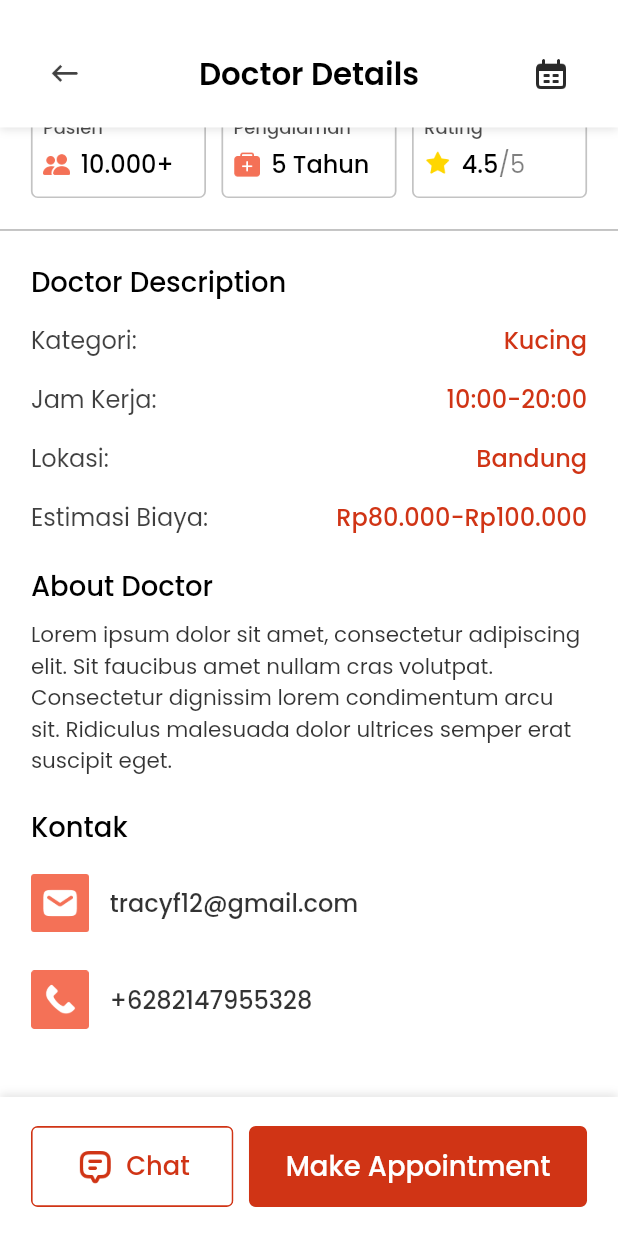
After one commit to favjiw/petscape, a Flutter app: the VetsDetailScreen screen opened directly, scrolled down 487 dp, after a tap on "Chat", on a phone screen of 412 x 824 dp. The commit adds this screen. Run offline on Flutter 3.47's test engine with Material 2 defaults, Android fonts, the phone set to English and light mode, and no system bars; our stand-ins replace flutter_screenutil, google_fonts, hexcolor; network calls fail.

Commit message:
add vets detail screen

```diff
--- a/lib/screens/product/product_detail_screen.dart
+++ b/lib/screens/product/product_detail_screen.dart
@@ -16,32 +16,7 @@ class _ProductDetailScreenState extends State<ProductDetailScreen> {
   @override
   Widget build(BuildContext context) {
     return Scaffold(
-      backgroundColor: neutral,
-      // appBar: PreferredSize(
-      //   preferredSize: Size.fromHeight(66.h),
-      //   child: AppBar(
-      //     primary: true,
-      //     backgroundColor: whitish,
-      //     elevation: 0,
-      //     centerTitle: true,
-      //     leading: IconButton(
-      //       onPressed: () {
-      //         Navigator.pop(context);
-      //       },
-      //       icon: Image.asset("assets/icons/arrow-left-icon.png"),
-      //     ),
-      //     title: Text(
-      //       "Detail Product",
-      //       style: appBarTitle,
-      //     ),
-      //     actions: [
-      //       IconButton(
-      //         onPressed: () {},
-      //         icon: Image.asset("assets/icons/bag-icon.png"),
-      //       ),
-      //     ],
-      //   ),
-      // ),
+      backgroundColor: whitish,
       appBar: PreferredSize(
         preferredSize: Size.fromHeight(66.h),
         child: Container(
--- a/lib/screens/vet/vets_all_screen.dart
+++ b/lib/screens/vet/vets_all_screen.dart
@@ -2,6 +2,7 @@ import 'package:flutter/material.dart';
 import 'package:flutter_screenutil/flutter_screenutil.dart';
 import 'package:hexcolor/hexcolor.dart';
 import 'package:petscape/screens/product/product_detail_screen.dart';
+import 'package:petscape/screens/vet/vets_detail_screen.dart';
 import 'package:petscape/shared/theme.dart';
 import 'package:petscape/widgets/style/boxShadow.dart';
 
@@ -48,7 +49,7 @@ class _VetsAllScreenState extends State<VetsAllScreen> {
               ),
               IconButton(
                   onPressed: () {},
-                  icon: Image.asset("assets/icons/date-icon.png"),
+                  icon: Image.asset("assets/icons/date-icon.png", scale: 4),
               ),
             ],
           ),
@@ -279,7 +280,7 @@ class _VetsAllScreenState extends State<VetsAllScreen> {
                       onPressed: () {
                         Navigator.push(
                           context,
-                          MaterialPageRoute(builder: (context) => const ProductDetailScreen()),
+                          MaterialPageRoute(builder: (context) => const VetsDetailScreen()),
                         );
                       },
                       style: ElevatedButton.styleFrom(
@@ -382,7 +383,7 @@ class _VetsAllScreenState extends State<VetsAllScreen> {
                       onPressed: () {
                         Navigator.push(
                           context,
-                          MaterialPageRoute(builder: (context) => const ProductDetailScreen()),
+                          MaterialPageRoute(builder: (context) => const VetsDetailScreen()),
                         );
                       },
                       style: ElevatedButton.styleFrom(
--- /dev/null
+++ b/lib/screens/vet/vets_detail_screen.dart
@@ -0,0 +1,346 @@
+import 'package:flutter/material.dart';
+import 'package:flutter_screenutil/flutter_screenutil.dart';
+import 'package:hexcolor/hexcolor.dart';
+import 'package:petscape/screens/product/product_detail_screen.dart';
+import 'package:petscape/shared/theme.dart';
+import 'package:petscape/widgets/style/boxShadow.dart';
+
+class VetsDetailScreen extends StatefulWidget {
+  const VetsDetailScreen({Key? key}) : super(key: key);
+
+  @override
+  State<VetsDetailScreen> createState() => _VetsDetailScreenState();
+}
+
+class _VetsDetailScreenState extends State<VetsDetailScreen> {
+  bool _isLoved = false;
+
+  @override
+  Widget build(BuildContext context) {
+    return Scaffold(
+      backgroundColor: whitish,
+      appBar: PreferredSize(
+        preferredSize: Size.fromHeight(66.h),
+        child: Container(
+          decoration: BoxDecoration(
+              color: whitish,
+              boxShadow: [
+                buildPrimaryBoxShadow(),
+              ]
+          ),
+          padding: EdgeInsets.only(
+              top: 20.h,
+              right: 18.w,
+              bottom: 10.h,
+              left: 18.w
+          ),
+          child: Row(
+            mainAxisAlignment: MainAxisAlignment.spaceBetween,
+            crossAxisAlignment: CrossAxisAlignment.center,
+            children: [
+              IconButton(
+                onPressed: () {
+                  Navigator.pop(context);
+                },
+                icon: Image.asset("assets/icons/arrow-left-icon.png"),
+              ),
+              Text(
+                "Doctor Details",
+                style: appBarTitle,
+              ),
+              IconButton(
+                onPressed: () {
+                  print("print");
+                },
+                icon: Image.asset("assets/icons/date-icon.png", scale: 4,),
+              ),
+            ],
+          ),
+        ),
+      ),
+      body: SingleChildScrollView(
+        child: Column(
+          crossAxisAlignment: CrossAxisAlignment.start,
+          children: [
+            Image.network(
+              "https://www.pinnaclecare.com/wp-content/uploads/2017/12/bigstock-African-young-doctor-portrait-28825394.jpg",
+              width: 1.sw,
+              height: 252.h,
+              fit: BoxFit.cover,
+            ),
+            SizedBox(height: 16.h,),
+            Padding(
+              padding: EdgeInsets.symmetric(horizontal: 18.w),
+              child: Column(
+                crossAxisAlignment: CrossAxisAlignment.start,
+                children: [
+                  Row(
+                    crossAxisAlignment: CrossAxisAlignment.center,
+                    mainAxisAlignment: MainAxisAlignment.spaceBetween,
+                    children: [
+                      Text("Dr. Naegha Blak", style: vetDetailName,),
+                      ClipRRect(
+                        borderRadius: BorderRadius.circular(4.r),
+                        child: SizedBox(
+                          width: 36.w,
+                          height: 36.h,
+                          child: OutlinedButton(
+                              onPressed: () {
+                                setState(() {
+                                  _isLoved = true;
+                                });
+                              },
+                              style: OutlinedButton.styleFrom(
+                                padding: EdgeInsets.all(6),
+                                side: BorderSide(
+                                  width: 2.w,
+                                  color: primary,
+                                ),
+                              ),
+                              child: Image.asset(_isLoved == true ? "assets/icons/love-fill-icon.png" : "assets/icons/love-not-fill-icon.png")
+                          ),
+                        ),
+                      ),
+                    ],
+                  ),
+                  SizedBox(height: 2.h,),
+                  Text("Cat Specialist", style: vetDetailJob,),
+                  SizedBox(height: 6.h,),
+                  Text("Margahayu Raya, Bandung, Jawa Barat", style: vetDetailLocation,),
+                  SizedBox(height: 16.h,),
+                  Row(
+                    mainAxisAlignment: MainAxisAlignment.spaceBetween,
+                    children: [
+                      Container(
+                        padding: EdgeInsets.only(top: 4.h, left: 6.w),
+                        width: 102.w,
+                        height: 48.h,
+                        decoration: BoxDecoration(
+                          color: whitish,
+                          borderRadius: BorderRadius.circular(4.r),
+                          border: Border.all(
+                            color: gray,
+                            width: 1.w,
+                          ),
+                        ),
+                        child: Column(
+                          crossAxisAlignment: CrossAxisAlignment.start,
+                          children: [
+                            Text("Pasien", style: vetDetailIDTitle,),
+                            SizedBox(height: 2.h,),
+                            Row(
+                              crossAxisAlignment: CrossAxisAlignment.center,
+                              children: [
+                                Image.asset("assets/icons/people-icon.png", width: 16.w, height: 16.h,),
+                                SizedBox(width: 6.w,),
+                                Text("10.000+", style: vetDetailIDBig,),
+                              ],
+                            ),
+                          ],
+                        ),
+                      ),
+                      Container(
+                        padding: EdgeInsets.only(top: 4.h, left: 6.w),
+                        width: 102.w,
+                        height: 48.h,
+                        decoration: BoxDecoration(
+                          color: whitish,
+                          borderRadius: BorderRadius.circular(4.r),
+                          border: Border.all(
+                            color: gray,
+                            width: 1.w,
+                          ),
+                        ),
+                        child: Column(
+                          crossAxisAlignment: CrossAxisAlignment.start,
+                          children: [
+                            Text("Pengalaman", style: vetDetailIDTitle,),
+                            SizedBox(height: 2.h,),
+                            Row(
+                              crossAxisAlignment: CrossAxisAlignment.center,
+                              children: [
+                                Image.asset("assets/icons/medkit-icon.png", width: 16.w, height: 16.h,),
+                                SizedBox(width: 6.w,),
+                                Text("5 Tahun", style: vetDetailIDBig,),
+                              ],
+                            ),
+                          ],
+                        ),
+                      ),
+                      Container(
+                        padding: EdgeInsets.only(top: 4.h, left: 6.w),
+                        width: 102.w,
+                        height: 48.h,
+                        decoration: BoxDecoration(
+                          color: whitish,
+                          borderRadius: BorderRadius.circular(4.r),
+                          border: Border.all(
+                            color: gray,
+                            width: 1.w,
+                          ),
+                        ),
+                        child: Column(
+                          crossAxisAlignment: CrossAxisAlignment.start,
+                          children: [
+                            Text("Rating", style: vetDetailIDTitle,),
+                            SizedBox(height: 2.h,),
+                            Row(
+                              crossAxisAlignment: CrossAxisAlignment.center,
+                              children: [
+                                Image.asset("assets/icons/rating-icon.png", width: 16.w, height: 16.h,),
+                                SizedBox(width: 6.w,),
+                                Text("4.5", style: vetDetailIDBig,),
+                                Text("/5", style: vetDetailIDBigGray,),
+                              ],
+                            ),
+                          ],
+                        ),
+                      ),
+                    ],
+                  ),
+                ],
+              ),
+            ),
+            SizedBox(height: 16.h,),
+            Container(
+              width: 1.sw,
+              height: 1.h,
+              color: gray,
+            ),
+            SizedBox(height: 16.h,),
+            Padding(
+              padding: EdgeInsets.symmetric(horizontal: 18.w),
+              child: Column(
+                crossAxisAlignment: CrossAxisAlignment.start,
+                children: [
+                  Text("Doctor Description", style: productDescBigTitle,),
+                  SizedBox(height: 10.h,),
+                  Row(
+                    mainAxisAlignment: MainAxisAlignment.spaceBetween,
+                    children: [
+                      Text("Kategori:", style: productDescSubTitleBlack,),
+                      Text("Kucing", style: productDescSubTitlePrimary,),
+                    ],
+                  ),
+                  SizedBox(height: 12.h,),
+                  Row(
+                    mainAxisAlignment: MainAxisAlignment.spaceBetween,
+                    children: [
+                      Text("Jam Kerja:", style: productDescSubTitleBlack,),
+                      Text("10:00-20:00", style: productDescSubTitlePrimary,),
+                    ],
+                  ),
+                  SizedBox(height: 12.h,),
+                  Row(
+                    mainAxisAlignment: MainAxisAlignment.spaceBetween,
+                    children: [
+                      Text("Lokasi:", style: productDescSubTitleBlack,),
+                      Text("Bandung", style: productDescSubTitlePrimary,),
+                    ],
+                  ),
+                  SizedBox(height: 12.h,),
+                  Row(
+                    mainAxisAlignment: MainAxisAlignment.spaceBetween,
+                    children: [
+                      Text("Estimasi Biaya:", style: productDescSubTitleBlack,),
+                      Text("Rp80.000-Rp100.000", style: productDescSubTitlePrimary,),
+                    ],
+                  ),
+                  SizedBox(height: 16.h,),
+                  Text("About Doctor", style: productDescBigTitle,),
+                  SizedBox(height: 6.h,),
+                  Text("Lorem ipsum dolor sit amet, consectetur adipiscing elit. Sit faucibus amet nullam cras volutpat. Consectetur dignissim lorem condimentum arcu sit. Ridiculus malesuada dolor ultrices semper erat suscipit eget.", style: productDescText,),
+                  SizedBox(height: 16.h,),
+                  Text("Kontak", style: productDescBigTitle,),
+                  SizedBox(height: 12.h,),
+                  Row(
+                    crossAxisAlignment: CrossAxisAlignment.center,
+                    children: [
+                      Image.asset("assets/icons/message-icon.png", width: 34.w, height: 34.h,),
+                      SizedBox(width: 12.w,),
+                      Text("tracyf12@gmail.com", style: vetDetailContact,),
+                    ],
+                  ),
+                  SizedBox(height: 16.h,),
+                  Row(
+                    crossAxisAlignment: CrossAxisAlignment.center,
+                    children: [
+                      Image.asset("assets/icons/phone-call-icon.png", width: 34.w, height: 34.h,),
+                      SizedBox(width: 12.w,),
+                      Text("+6282147955328", style: vetDetailContact,),
+                    ],
+                  ),
+                ],
+              ),
+            ),
+            SizedBox(height: 106.h,)
+          ],
+        ),
+      ),
+      bottomSheet: Container(
+        padding: EdgeInsets.symmetric(horizontal: 18.w, vertical: 15.h),
+        width: 1.sw,
+        height: 72.h,
+        decoration: BoxDecoration(color: whitish, boxShadow: [
+          buildSecondaryBoxShadow(),
+        ]),
+        child: Row(
+          mainAxisAlignment: MainAxisAlignment.spaceBetween,
+          children: [
+            ClipRRect(
+              borderRadius: BorderRadius.circular(4.r),
+              child: SizedBox(
+                width: 118.w,
+                height: 42.h,
+                child: OutlinedButton(
+                  onPressed: () {},
+                  style: OutlinedButton.styleFrom(
+                    side: BorderSide(
+                      width: 1.w,
+                      color: primary,
+                    ),
+                  ),
+                  child: Row(
+                    crossAxisAlignment: CrossAxisAlignment.center,
+                    mainAxisAlignment: MainAxisAlignment.center,
+                    children: [
+                      Image.asset(
+                        "assets/icons/chat-primary-icon.png",
+                        width: 24.w,
+                        height: 24.h,
+                      ),
+                      SizedBox(
+                        width: 6.w,
+                      ),
+                      Text(
+                        "Chat",
+                        style: productKeranjang,
+                      ),
+                    ],
+                  ),
+                ),
+              ),
+            ),
+            ClipRRect(
+              borderRadius: BorderRadius.circular(4.r),
+              child: SizedBox(
+                width: 197.w,
+                height: 42.h,
+                child: ElevatedButton(
+                  onPressed: () {},
+                  style: ElevatedButton.styleFrom(
+                    backgroundColor: primary,
+                  ),
+                  child: Text(
+                    "Make Appointment",
+                    style: productBuy,
+                  ),
+                ),
+              ),
+            ),
+          ],
+        ),
+      ),
+    );
+  }
+}
--- a/lib/shared/theme.dart
+++ b/lib/shared/theme.dart
@@ -243,3 +243,45 @@ TextStyle vetAllRating = GoogleFonts.poppins(
   fontWeight: FontWeight.w500,
   color: black.withOpacity(0.80),
 );
+
+TextStyle vetDetailName = GoogleFonts.poppins(
+  fontSize: 20.sp,
+  fontWeight: FontWeight.w600,
+  color: black,
+);
+
+TextStyle vetDetailJob = GoogleFonts.poppins(
+  fontSize: 16.sp,
+  fontWeight: FontWeight.w500,
+  color: black.withOpacity(0.80),
+);
+
+TextStyle vetDetailLocation = GoogleFonts.poppins(
+  fontSize: 13.5.sp,
+  fontWeight: FontWeight.w400,
+  color: black.withOpacity(0.75),
+);
+
+TextStyle vetDetailIDTitle = GoogleFonts.poppins(
+  fontSize: 10.5.sp,
+  fontWeight: FontWeight.w500,
+  color: black.withOpacity(0.70),
+);
+
+TextStyle vetDetailIDBig = GoogleFonts.poppins(
+  fontSize: 14.sp,
+  fontWeight: FontWeight.w500,
+  color: black,
+);
+
+TextStyle vetDetailIDBigGray = GoogleFonts.poppins(
+  fontSize: 14.sp,
+  fontWeight: FontWeight.w400,
+  color: black.withOpacity(0.5),
+);
+
+TextStyle vetDetailContact = GoogleFonts.poppins(
+  fontSize: 14.sp,
+  fontWeight: FontWeight.w500,
+  color: black.withOpacity(0.8),
+);
```
Also changed, not shown: assets/icons/chat-primary-icon.png (added), assets/icons/love-fill-icon.png (added), assets/icons/love-not-fill-icon.png (added), assets/icons/medkit-icon.png (added), assets/icons/message-icon.png (added), assets/icons/people-icon.png (added), assets/icons/phone-call-icon.png (added).
